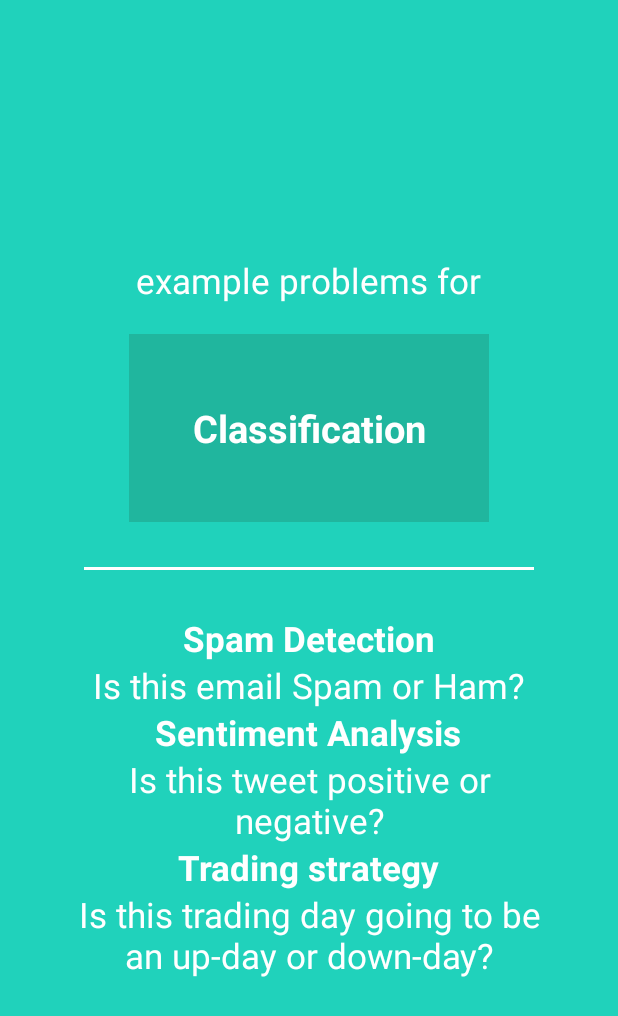
After one commit to patrycjarychlik/machineLearning, an Android app: the layout page_super_class.xml on its own in the app's theme, with its tools: preview values and no code run, on a phone screen of 412 x 824 dp. The commit adds this screen. Shown: the top 1016 px of the screen. Run offline under Robolectric (Android 15) with nearby library versions, the phone set to English and light mode, and no system bars.

Commit message:
match icons with chapters. Chapter 5 added.

```diff
--- a/app/src/main/java/com/patrycja/filip/machinelearning/fragment/HomeFragment.java
+++ b/app/src/main/java/com/patrycja/filip/machinelearning/fragment/HomeFragment.java
@@ -9,6 +9,7 @@ import android.view.LayoutInflater;
 import android.view.View;
 import android.view.ViewGroup;
 import android.widget.GridView;
+import android.widget.TextView;
 
 import com.patrycja.filip.machinelearning.R;
 import com.patrycja.filip.machinelearning.activity.ChapterActivity;
@@ -39,6 +40,10 @@ public class HomeFragment extends Fragment {
                 startChapterActivity(position + 1);
             });
         });
+
+        TextView textView = view.findViewById(R.id.exp_points);
+        textView.setText(String.valueOf(129));
+
     }
 
     private void startChapterActivity(int chapterId) {
--- /dev/null
+++ b/app/src/main/res/layout/page_super_class.xml
@@ -0,0 +1,102 @@
+<?xml version="1.0" encoding="utf-8"?>
+<android.support.constraint.ConstraintLayout xmlns:android="http://schemas.android.com/apk/res/android"
+    android:layout_width="match_parent"
+    android:layout_height="match_parent"
+    xmlns:app="http://schemas.android.com/apk/res-auto"
+    android:background="@color/introSlide2Background">
+
+    <LinearLayout
+        android:layout_width="match_parent"
+        android:layout_height="match_parent"
+        android:layout_centerInParent="true"
+        android:gravity="center"
+        android:orientation="vertical">
+
+        <TextView
+            android:layout_width="wrap_content"
+            android:layout_height="wrap_content"
+            android:layout_marginBottom="20dp"
+            android:paddingLeft="@dimen/intro_desc_padding"
+            android:paddingRight="@dimen/intro_desc_padding"
+            android:text="example problems for"
+            android:textAlignment="center"
+            android:textColor="@android:color/white"
+            android:textSize="35px" />
+
+
+        <TextView
+            android:text="Classification"
+            android:textColor="@android:color/white"
+            android:textSize="25dp"
+            android:padding="15dp"
+            android:textStyle="bold"
+
+            android:background="#4d24745a"
+            android:layout_width="240dp"
+            android:layout_height="125dp"
+            android:gravity="center"
+            />
+
+        <View
+            android:layout_margin="30dp"
+            android:layout_width="300dp"
+            android:layout_height="2dp"
+            android:background="#ffffff"/>
+
+
+
+        <TextView
+            android:layout_width="wrap_content"
+            android:layout_height="wrap_content"
+            android:text="Spam Detection"
+            android:textColor="@android:color/white"
+            android:textSize="35px"
+            android:textStyle="bold" />
+
+        <TextView
+            android:layout_width="wrap_content"
+            android:layout_height="wrap_content"
+            android:paddingLeft="@dimen/intro_desc_padding"
+            android:paddingRight="@dimen/intro_desc_padding"
+            android:text="Is this email Spam or Ham?"
+            android:textAlignment="center"
+            android:textColor="@android:color/white"
+            android:textSize="35px" />
+
+        <TextView
+            android:layout_width="wrap_content"
+            android:layout_height="wrap_content"
+            android:text="Sentiment Analysis"
+            android:textColor="@android:color/white"
+            android:textSize="35px"
+            android:textStyle="bold" />
+
+        <TextView
+            android:layout_width="wrap_content"
+            android:layout_height="wrap_content"
+            android:paddingLeft="@dimen/intro_desc_padding"
+            android:paddingRight="@dimen/intro_desc_padding"
+            android:text="Is this tweet positive or negative?"
+            android:textAlignment="center"
+            android:textColor="@android:color/white"
+            android:textSize="35px" />
+
+        <TextView
+            android:layout_width="wrap_content"
+            android:layout_height="wrap_content"
+            android:text="Trading strategy"
+            android:textColor="@android:color/white"
+            android:textSize="35px"
+            android:textStyle="bold" />
+
+        <TextView
+            android:layout_width="wrap_content"
+            android:layout_height="wrap_content"
+            android:paddingLeft="@dimen/intro_desc_padding"
+            android:paddingRight="@dimen/intro_desc_padding"
+            android:text="Is this trading day going to be an up-day or down-day?"
+            android:textAlignment="center"
+            android:textColor="@android:color/white"
+            android:textSize="35px" />
+    </LinearLayout>
+</android.support.constraint.ConstraintLayout>
--- a/app/src/main/res/values/colors.xml
+++ b/app/src/main/res/values/colors.xml
@@ -5,6 +5,8 @@
     <color name="colorPrimaryMedium">#00897B</color>
     <color name="colorAccent">#3395ff</color>
     <color name="homeBackground">#e8e8e8</color>
+    <color name="backgroundDarkGrey">#9c9c9c</color>
+    <color name="backgroundGrey">#b9b9b9</color>
     <color name="introSlide1Background">#f64c73</color>
     <color name="introSlide2Background">#20d2bb</color>
     <color name="introSlide3Background">#3395ff</color>
```
Also changed, not shown: app/src/main/java/com/patrycja/filip/machinelearning/adapter/chapters/ChapterViews.java (+40 -10 lines), app/src/main/res/layout/fragment_home.xml (+11 -1 lines), app/src/main/res/layout/page_super_class2.xml (added, +45 -0 lines), app/src/main/res/layout/page_super_regre.xml (added, +85 -0 lines), app/src/main/res/layout/page_super_regre2.xml (added, +55 -0 lines), app/src/main/res/layout/page_super_title.xml (added, +40 -0 lines), app/src/main/res/layout/under_construction.xml (added, +52 -0 lines), app/src/main/res/drawable-xhdpi/graoh_class.png (added), app/src/main/res/drawable-xhdpi/graph_super.png (added), app/src/main/res/drawable-xhdpi/text_class.png (added), app/src/main/res/drawable-xhdpi/text_super.png (added), app/src/main/res/drawable-xhdpi/title_supervised.png (added), app/src/main/res/mipmap-xxxhdpi/ic_coins.png (added).
